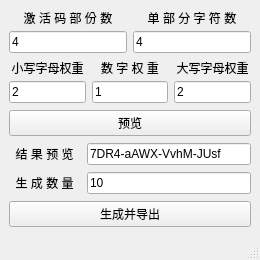
Old version of the form ui/ui_activationCode.ui in the repository Bamboo6/2021PythonFinalProject.
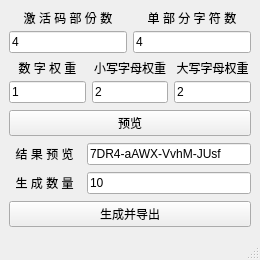
New version of the form. Icons and pictures are not drawn.

Patch:
```diff
--- a/ui/ui_activationCode.ui
+++ b/ui/ui_activationCode.ui
@@ -98,40 +98,7 @@
      </layout>
     </item>
     <item>
-     <layout class="QHBoxLayout" name="horizontalLayout_9">
-      <item>
-       <layout class="QVBoxLayout" name="verticalLayout_4">
-        <item>
-         <widget class="QLabel" name="label_4">
-          <property name="minimumSize">
-           <size>
-            <width>0</width>
-            <height>15</height>
-           </size>
-          </property>
-          <property name="maximumSize">
-           <size>
-            <width>16777215</width>
-            <height>15</height>
-           </size>
-          </property>
-          <property name="text">
-           <string>小写字母权重</string>
-          </property>
-          <property name="alignment">
-           <set>Qt::AlignCenter</set>
-          </property>
-         </widget>
-        </item>
-        <item>
-         <widget class="QLineEdit" name="lineEdit_low_letters">
-          <property name="text">
-           <string>2</string>
-          </property>
-         </widget>
-        </item>
-       </layout>
-      </item>
+     <layout class="QHBoxLayout" name="horizontalLayout">
       <item>
        <layout class="QVBoxLayout" name="verticalLayout_5">
         <item>
@@ -165,6 +132,39 @@
         </item>
        </layout>
       </item>
+      <item>
+       <layout class="QVBoxLayout" name="verticalLayout_4">
+        <item>
+         <widget class="QLabel" name="label_4">
+          <property name="minimumSize">
+           <size>
+            <width>0</width>
+            <height>15</height>
+           </size>
+          </property>
+          <property name="maximumSize">
+           <size>
+            <width>16777215</width>
+            <height>15</height>
+           </size>
+          </property>
+          <property name="text">
+           <string>小写字母权重</string>
+          </property>
+          <property name="alignment">
+           <set>Qt::AlignCenter</set>
+          </property>
+         </widget>
+        </item>
+        <item>
+         <widget class="QLineEdit" name="lineEdit_low_letters">
+          <property name="text">
+           <string>2</string>
+          </property>
+         </widget>
+        </item>
+       </layout>
+      </item>
       <item>
        <layout class="QVBoxLayout" name="verticalLayout_6">
         <item>
```
Left out of the diff: 8 changed lines with no effect on the pictures.
